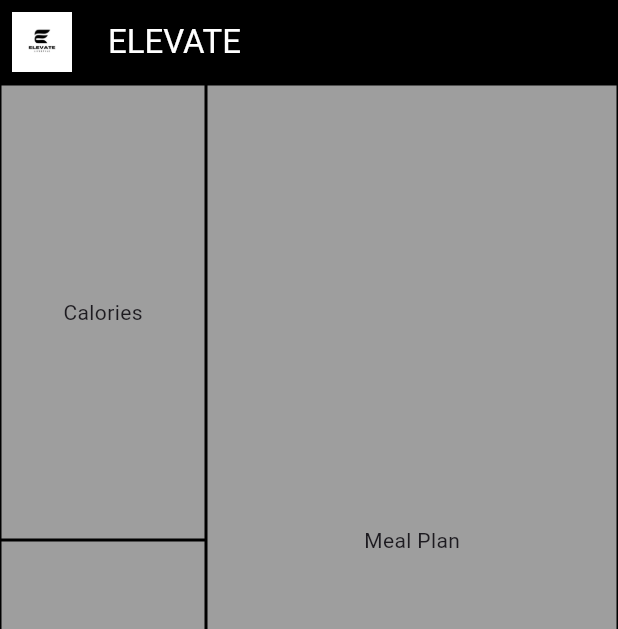
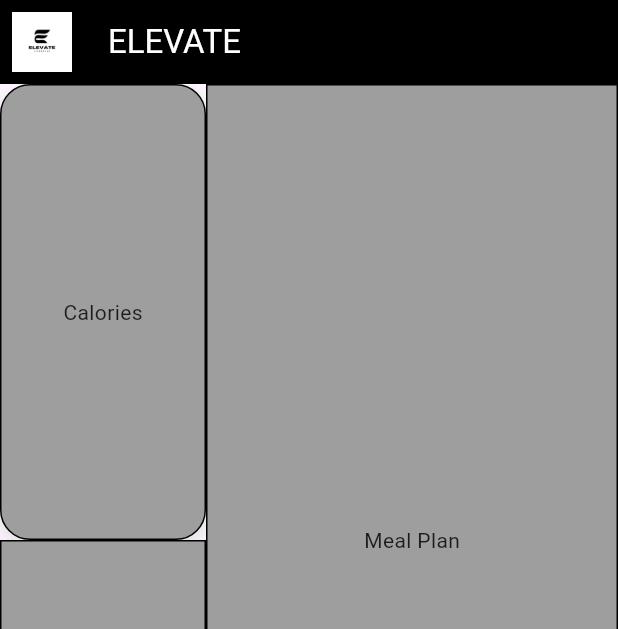
Before and after one commit to Jaydinx/Elevate, a Flutter app: the screen it shows after launch, on a phone screen of 412 x 824 dp. Shown: the top 629 px of the screen. Run offline on Flutter 3.47's test engine with Material 3 defaults, Android fonts, the phone set to English and light mode, and no system bars.

Commit message:
Tried making box 1 curved

```diff
--- a/lib/main.dart
+++ b/lib/main.dart
@@ -72,6 +72,14 @@
                             decoration: BoxDecoration(
                               color: Colors.grey,
                               border: Border.all(color: Colors.black, width: 1),
+                              borderRadius: BorderRadius.circular(20),
+                              boxShadow: [
+                                BoxShadow(
+                                  color: Colors.black12,
+                                  blurRadius: 10,
+                                  offset: Offset(0, 4), // soft drop shadow
+                                ),
+                              ],
                             ),
                             child: Center(child: Text('Calories')),
                           ),
```
